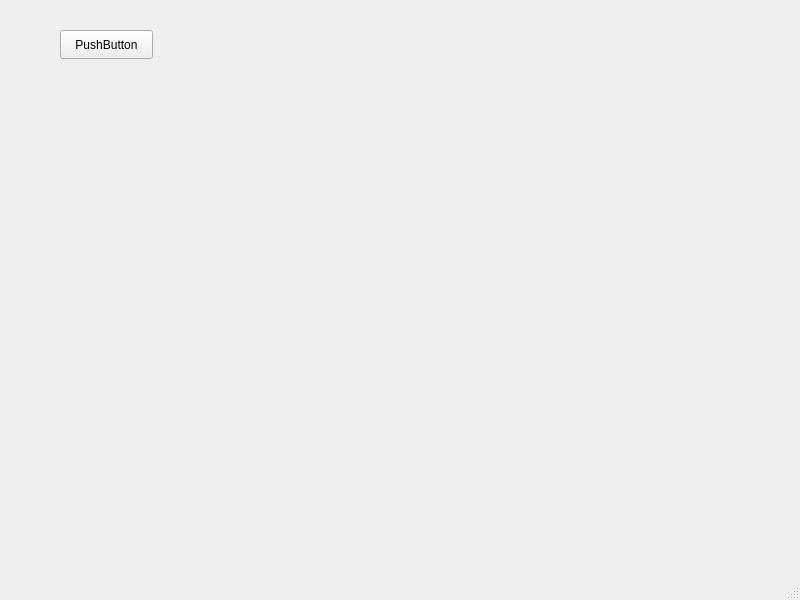
The window that mainwindow.ui (lenomirei/qtcefwindowless) describes before a commit, drawn with Qt 5.
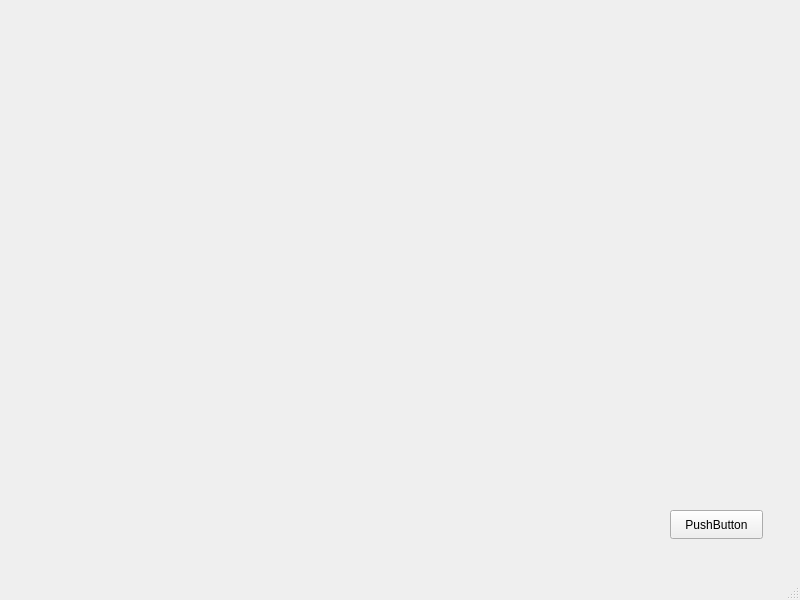
The same window after the commit.

```diff
--- a/mainwindow.ui
+++ b/mainwindow.ui
@@ -14,11 +14,20 @@
    <string>MainWindow</string>
   </property>
   <widget class="QWidget" name="centralwidget">
+   <widget class="QWidget" name="widget" native="true">
+    <property name="geometry">
+     <rect>
+      <x>0</x>
+      <y>80</y>
+      <width>791</width>
+      <height>491</height>
+     </rect>
+    </property>
    <widget class="QPushButton" name="pushButton">
     <property name="geometry">
      <rect>
-      <x>60</x>
-      <y>30</y>
+       <x>670</x>
+       <y>430</y>
       <width>93</width>
       <height>29</height>
      </rect>
@@ -27,15 +36,6 @@
      <string>PushButton</string>
     </property>
    </widget>
-   <widget class="QWidget" name="widget" native="true">
-    <property name="geometry">
-     <rect>
-      <x>140</x>
-      <y>140</y>
-      <width>471</width>
-      <height>321</height>
-     </rect>
-    </property>
    </widget>
   </widget>
   <widget class="QMenuBar" name="menubar">
```
Lines whose indentation alone changed are shown as unchanged.
